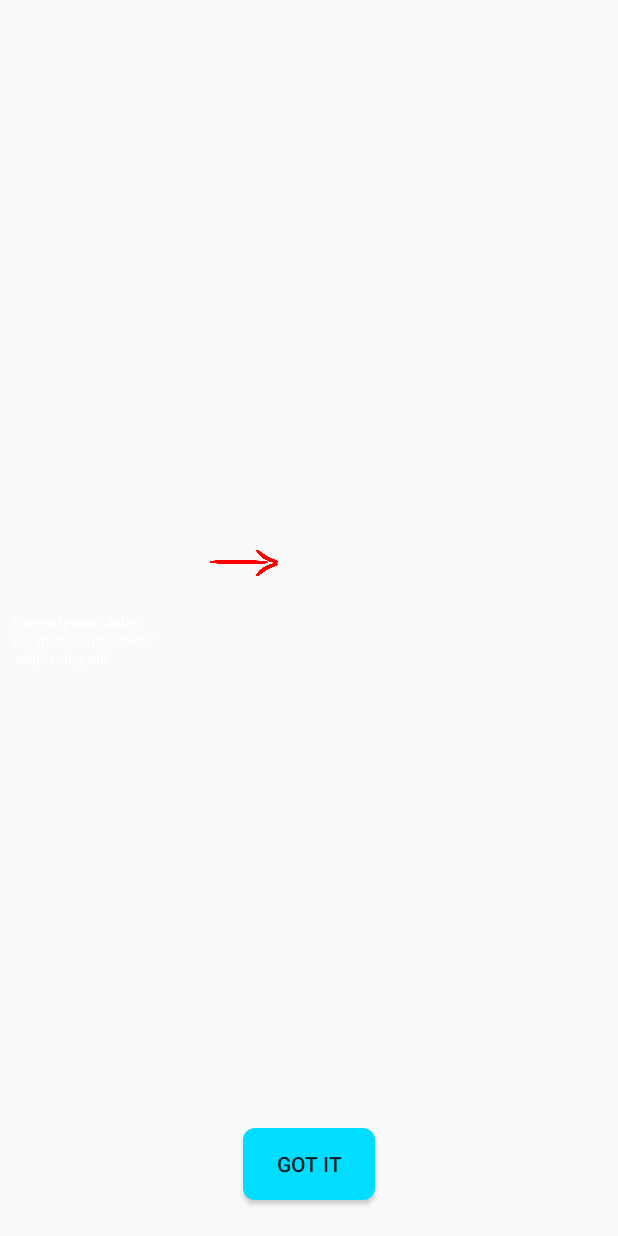
After one commit to zeienko-vitalii/serializable-vs-parcelable, an Android app: the layout tutorial.xml on its own in the app's theme, with its tools: preview values and no code run, on a phone screen of 412 x 824 dp. The commit adds this screen. Run offline under Robolectric (Android 15) with nearby library versions, the phone set to English and light mode, and no system bars.

Commit message:
Global update

```diff
--- /dev/null
+++ b/app/src/main/res/drawable/rounded.xml
@@ -0,0 +1,6 @@
+<?xml version="1.0" encoding="utf-8"?>
+<shape xmlns:android="http://schemas.android.com/apk/res/android"
+    android:shape="rectangle">
+    <corners android:radius="8dp" />
+    <solid android:color="@android:color/holo_blue_bright" />
+</shape>
--- /dev/null
+++ b/app/src/main/res/layout/tutorial.xml
@@ -0,0 +1,44 @@
+<?xml version="1.0" encoding="utf-8"?>
+<android.support.constraint.ConstraintLayout xmlns:android="http://schemas.android.com/apk/res/android"
+    xmlns:app="http://schemas.android.com/apk/res-auto"
+    android:id="@+id/dialogView"
+    android:layout_width="match_parent"
+    android:layout_height="match_parent"
+    android:background="@color/full_transparent">
+
+    <ImageView
+        android:layout_width="45dp"
+        android:layout_height="20dp"
+        android:src="@drawable/clipart21584"
+        app:layout_constraintBottom_toBottomOf="parent"
+        app:layout_constraintEnd_toEndOf="parent"
+        app:layout_constraintHorizontal_bias="0.382"
+        app:layout_constraintStart_toStartOf="parent"
+        app:layout_constraintTop_toTopOf="parent"
+        app:layout_constraintVertical_bias="0.454" />
+
+    <TextView
+        android:layout_width="wrap_content"
+        android:layout_height="wrap_content"
+        android:text="Lorem ipsum dolor\nsit amet, consectetur\n adipiscing elit."
+        android:textColor="@android:color/white"
+        android:layout_marginStart="8dp"
+        android:textSize="10sp"
+        app:layout_constraintBottom_toBottomOf="parent"
+        app:layout_constraintEnd_toEndOf="parent"
+        app:layout_constraintHorizontal_bias="0.0"
+        app:layout_constraintStart_toStartOf="parent"
+        app:layout_constraintTop_toTopOf="parent"
+        app:layout_constraintVertical_bias="0.519" />
+
+    <Button
+        android:id="@+id/btn"
+        android:layout_width="wrap_content"
+        android:layout_height="wrap_content"
+        android:layout_marginBottom="24dp"
+        android:background="@drawable/rounded"
+        android:text="Got it"
+        app:layout_constraintBottom_toBottomOf="parent"
+        app:layout_constraintEnd_toEndOf="parent"
+        app:layout_constraintStart_toStartOf="parent" />
+</android.support.constraint.ConstraintLayout>
--- a/app/src/main/res/values/colors.xml
+++ b/app/src/main/res/values/colors.xml
@@ -3,4 +3,6 @@
     <color name="colorPrimary">#008577</color>
     <color name="colorPrimaryDark">#00574B</color>
     <color name="colorAccent">#D81B60</color>
+    <color name="transparent">#80000000</color>
+    <color name="full_transparent">#00FFFFFF</color>
 </resources>
```
Also changed, not shown: app/src/main/java/com/zeenko/serializablevsparcelable/ui/MainActivity.java (+16 -0 lines), app/src/main/java/com/zeenko/serializablevsparcelable/ui/view/CustomView.java (added, +133 -0 lines), app/src/main/res/drawable/circle_in_circle.xml (added, +29 -0 lines), app/src/main/res/drawable/pickle.xml (added, +10 -0 lines), app/src/main/res/layout/activity_main.xml (+34 -19 lines), app/src/main/res/layout/qwe.xml (added, +50 -0 lines), app/src/main/res/values/attrs.xml (added, +16 -0 lines), app/src/main/res/values/styles.xml (+7 -1 lines), app/src/main/res/drawable-v24/clipart21584.png (added).
